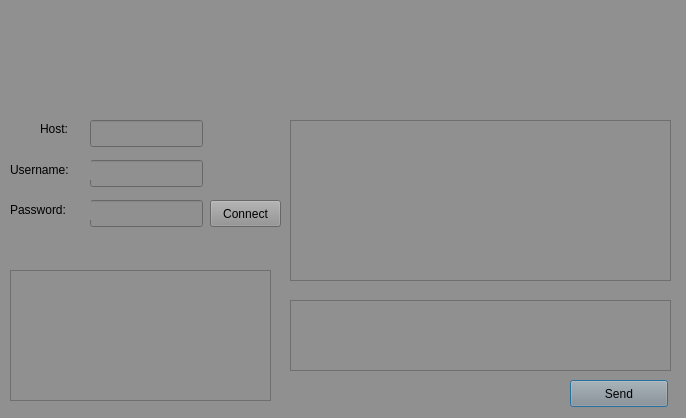
Qt form awesumeclient.ui (Carragher/awesum-o) before a commit.
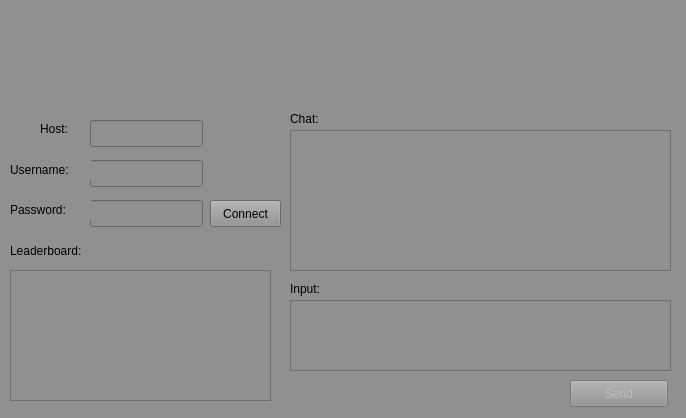
The same form after that commit. Icons and pictures are not drawn.

Commit message: Added client chat functionality. Cleaned up server and client GUI

Patch:
```diff
--- a/awesumeclient.ui
+++ b/awesumeclient.ui
@@ -14,7 +14,7 @@
    <string>Awesum Talker</string>
   </property>
   <property name="autoFillBackground">
-   <bool>false</bool>
+   <bool>true</bool>
   </property>
   <property name="styleSheet">
    <string notr="true">background-color:rgb(144, 144, 144)</string>
@@ -99,12 +99,15 @@
    </property>
   </widget>
   <widget class="QTextEdit" name="chatWindow">
+   <property name="enabled">
+    <bool>false</bool>
+   </property>
    <property name="geometry">
     <rect>
      <x>290</x>
-     <y>120</y>
+     <y>130</y>
      <width>381</width>
-     <height>161</height>
+     <height>141</height>
     </rect>
    </property>
   </widget>
@@ -146,7 +149,10 @@
     <bool>true</bool>
    </property>
   </widget>
-  <widget class="QPushButton" name="btnSendMsg">
+  <widget class="QPushButton" name="btnSend">
+   <property name="enabled">
+    <bool>false</bool>
+   </property>
    <property name="geometry">
     <rect>
      <x>570</x>
@@ -182,6 +188,45 @@
     </rect>
    </property>
   </widget>
+  <widget class="QLabel" name="label_6">
+   <property name="geometry">
+    <rect>
+     <x>10</x>
+     <y>240</y>
+     <width>101</width>
+     <height>21</height>
+    </rect>
+   </property>
+   <property name="text">
+    <string>Leaderboard:</string>
+   </property>
+  </widget>
+  <widget class="QLabel" name="label_7">
+   <property name="geometry">
+    <rect>
+     <x>290</x>
+     <y>280</y>
+     <width>66</width>
+     <height>17</height>
+    </rect>
+   </property>
+   <property name="text">
+    <string>Input:</string>
+   </property>
+  </widget>
+  <widget class="QLabel" name="label_8">
+   <property name="geometry">
+    <rect>
+     <x>290</x>
+     <y>110</y>
+     <width>66</width>
+     <height>17</height>
+    </rect>
+   </property>
+   <property name="text">
+    <string>Chat:</string>
+   </property>
+  </widget>
  </widget>
  <resources>
   <include location="images/images.qrc"/>
```
Left out of the diff: 12 changed lines with no effect on the pictures. The commit also changes 8 other files.
